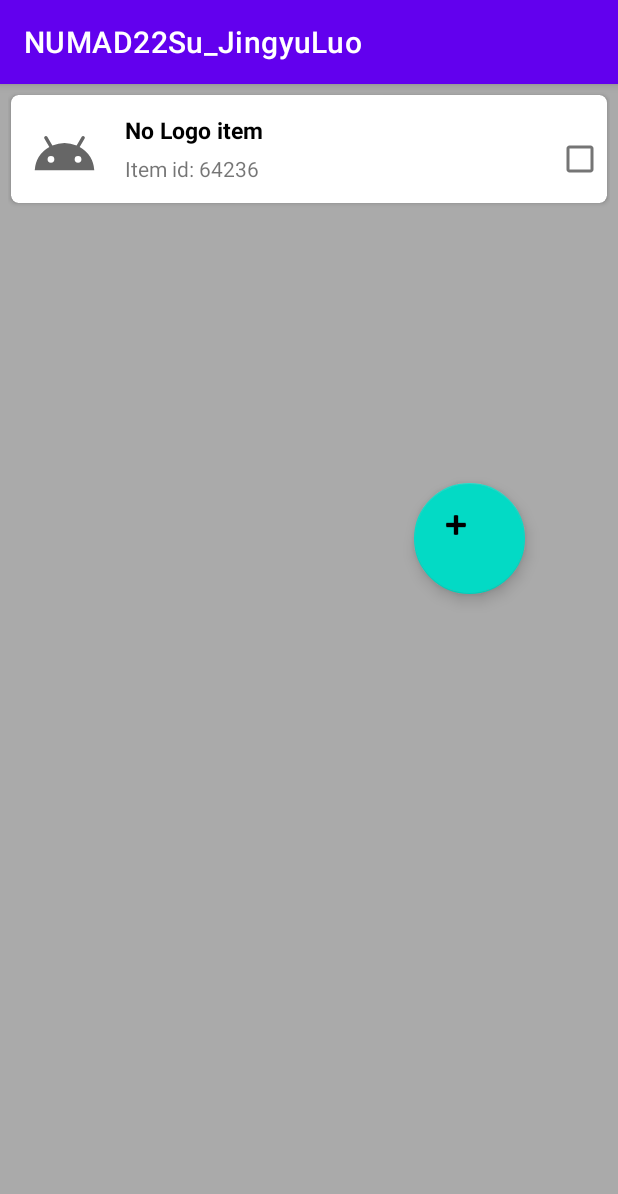
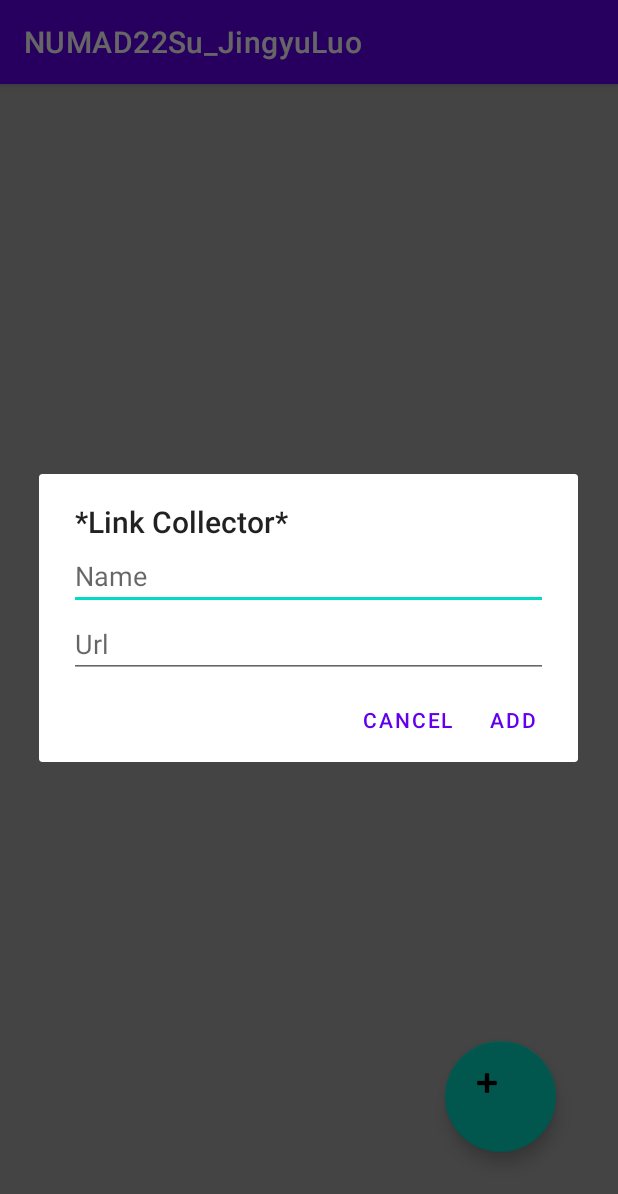
Before and after one commit to fankx/NUMAD22Su_JingyuLuo, an Android app: the LinkCollector screen opened directly, with no data from a screen before it, after a tap on an icon or button, on a phone screen of 412 x 824 dp. Shown: the top 1194 px of the screen. Run offline under Robolectric (Android 15) with nearby library versions, the phone set to English and light mode, and no system bars.

Commit message:
Added Url validator,dialog_layout screen.

```diff
--- a/app/src/main/java/edu/neu/madcourse/numad22su_jingyuluo/ItemCard.java
+++ b/app/src/main/java/edu/neu/madcourse/numad22su_jingyuluo/ItemCard.java
@@ -1,43 +1,27 @@
 package edu.neu.madcourse.numad22su_jingyuluo;
 
-public class ItemCard implements ItemClickListener{
+public class ItemCard implements ItemClickListener {
 
-    private final int imageSource;
-    private final String itemName;
-    private final String itemDesc;
-    private boolean isChecked;
+    private final String linkName;
+    private final String linkUrl;
 
-    public ItemCard(int imageSource, String itemName, String itemDesc,boolean isChecked) {
-        this.imageSource = imageSource;
-        this.itemName = itemName;
-        this.itemDesc = itemDesc;
-        this.isChecked = isChecked;
+    public ItemCard(String linkName, String linkUrl) {
+        this.linkName = linkName;
+        this.linkUrl = linkUrl;
     }
 
-    public int getImageSource() {
-        return imageSource;
+    public String getLinkUrl() {
+        return linkUrl;
     }
 
-    public String getItemDesc() {
-        return itemDesc;
-    }
-
-    public String getItemName() {
-        return itemName + (isChecked ? "(checked)" : "");
-    }
-
-    public boolean getStatus() {
-        return isChecked;
+    public String getLinkName() {
+        return linkName;
     }
 
 
     @Override
     public void onItemClick(int position) {
-        isChecked = !isChecked;
+
     }
 
-    @Override
-    public void onCheckBoxClick(int position) {
-        isChecked = !isChecked;
-    }
 }
--- a/app/src/main/java/edu/neu/madcourse/numad22su_jingyuluo/ItemClickListener.java
+++ b/app/src/main/java/edu/neu/madcourse/numad22su_jingyuluo/ItemClickListener.java
@@ -4,6 +4,4 @@ public interface ItemClickListener {
 
     void onItemClick(int position);
 
-    void onCheckBoxClick(int position);
-
 }
--- a/app/src/main/java/edu/neu/madcourse/numad22su_jingyuluo/LinkCollector.java
+++ b/app/src/main/java/edu/neu/madcourse/numad22su_jingyuluo/LinkCollector.java
@@ -6,17 +6,24 @@ import androidx.recyclerview.widget.ItemTouchHelper;
 import androidx.recyclerview.widget.LinearLayoutManager;
 import androidx.recyclerview.widget.RecyclerView;
 
+import android.app.AlertDialog;
+import android.content.DialogInterface;
+import android.content.Intent;
+import android.net.Uri;
 import android.os.Bundle;
+import android.view.LayoutInflater;
 import android.view.View;
+import android.widget.EditText;
 import android.widget.Toast;
 
 import com.google.android.material.floatingactionbutton.FloatingActionButton;
+import com.google.android.material.snackbar.Snackbar;
+
 import java.util.ArrayList;
-import java.util.Random;
+import java.util.regex.Pattern;
 
 public class LinkCollector extends AppCompatActivity {
-
-    //Creating the essential parts of a Recycler view: RecyclerView, Adapter, LayoutManager
+    //Creating the essential parts for a Recycler view: RecyclerView, Adapter, LayoutManager
     private ArrayList<ItemCard> itemList = new ArrayList<>();
 
     private RecyclerView recyclerView;
@@ -26,6 +33,53 @@ public class LinkCollector extends AppCompatActivity {
 
     private static final String KEY_OF_INSTANCE = "KEY_OF_INSTANCE";
     private static final String NUMBER_OF_ITEMS = "NUMBER_OF_ITEMS";
+
+
+    protected void dialog(){
+        final EditText linkName=new EditText(this);
+        final EditText linkUrl=new EditText(this);
+        Pattern pattern;
+
+        LayoutInflater factory = LayoutInflater.from(LinkCollector.this);
+
+        final View DialogView = factory.inflate(R.layout.dialog_layout, null);
+
+        AlertDialog dlg = new AlertDialog.Builder(LinkCollector.this)
+                .setTitle("*Link Collector*")
+                .setView(DialogView)
+                .setNegativeButton("Cancel",
+                        new DialogInterface.OnClickListener()
+                        {
+                            public void onClick(DialogInterface dialog, int whichButton) {
+                                dialog.dismiss();
+                            }
+                        })
+                .setPositiveButton("Add",
+                        new DialogInterface.OnClickListener()
+                        {
+                            public void onClick(DialogInterface dialog, int whichButton) {
+                                EditText linkName = (EditText) DialogView.findViewById(R.id.name);
+                                String strLinkName = linkName.getText().toString();
+                                EditText linkUrl = (EditText) DialogView.findViewById(R.id.url);
+                                String strLinkUrl = linkUrl.getText().toString();
+                                if (android.util.Patterns.WEB_URL.matcher(strLinkUrl).matches()) {
+                                    ItemCard item = new ItemCard(strLinkName, strLinkUrl);
+                                    itemList.add(item);
+                                    Snackbar snackbar = Snackbar.make(recyclerView,"Add an item",Snackbar.LENGTH_SHORT);
+                                    snackbar.show();
+                                }
+                                else{
+                                    Snackbar snackbar = Snackbar.make(recyclerView, "Invalid Url", Snackbar.LENGTH_SHORT);
+                                    snackbar.show();
+                                }
+
+
+                            }
+                        })
+                .create();
+        dlg.show();
+    }
+
 
     @Override
     protected void onCreate(Bundle savedInstanceState) {
@@ -38,11 +92,11 @@ public class LinkCollector extends AppCompatActivity {
         addButton.setOnClickListener(new View.OnClickListener() {
             @Override
             public void onClick(View v) {
-                int pos = 0;
-                addItem(pos);
+                dialog();
             }
         });
 
+        //Specify what action a specific gesture performs, in this case swiping right or left deletes the entry
         ItemTouchHelper itemTouchHelper = new ItemTouchHelper(new ItemTouchHelper.SimpleCallback(0, ItemTouchHelper.LEFT | ItemTouchHelper.RIGHT) {
             @Override
             public boolean onMove(RecyclerView recyclerView, RecyclerView.ViewHolder viewHolder, @NonNull RecyclerView.ViewHolder target) {
@@ -62,6 +116,8 @@ public class LinkCollector extends AppCompatActivity {
         itemTouchHelper.attachToRecyclerView(recyclerView);
     }
 
+
+    // Handling Orientation Changes on Android
     @Override
     protected void onSaveInstanceState(@NonNull Bundle outState) {
 
@@ -69,21 +125,20 @@ public class LinkCollector extends AppCompatActivity {
         int size = itemList == null ? 0 : itemList.size();
         outState.putInt(NUMBER_OF_ITEMS, size);
 
+        // Need to generate unique key for each item
+        // This is only a possible way to do, please find your own way to generate the key
         for (int i = 0; i < size; i++) {
             // put image information id into instance
-            outState.putInt(KEY_OF_INSTANCE + i + "0", itemList.get(i).getImageSource());
+            outState.putString(KEY_OF_INSTANCE + i + "0", itemList.get(i).getLinkName());
             // put itemName information into instance
-            outState.putString(KEY_OF_INSTANCE + i + "1", itemList.get(i).getItemName());
-            // put itemDesc information into instance
-            outState.putString(KEY_OF_INSTANCE + i + "2", itemList.get(i).getItemDesc());
-            // put isChecked information into instance
-            outState.putBoolean(KEY_OF_INSTANCE + i + "3", itemList.get(i).getStatus());
+            outState.putString(KEY_OF_INSTANCE + i + "1", itemList.get(i).getLinkUrl());
         }
         super.onSaveInstanceState(outState);
 
     }
 
     private void init(Bundle savedInstanceState) {
+
         initialItemData(savedInstanceState);
         createRecyclerView();
     }
@@ -98,17 +153,11 @@ public class LinkCollector extends AppCompatActivity {
 
                 // Retrieve keys we stored in the instance
                 for (int i = 0; i < size; i++) {
-                    int imgId = savedInstanceState.getInt(KEY_OF_INSTANCE + i + "0");
-                    String itemName = savedInstanceState.getString(KEY_OF_INSTANCE + i + "1");
-                    String itemDesc = savedInstanceState.getString(KEY_OF_INSTANCE + i + "2");
-                    boolean isChecked = savedInstanceState.getBoolean(KEY_OF_INSTANCE + i + "3");
 
-                    // We need to make sure names such as "XXX(checked)" will not duplicate
-                    // Use a tricky way to solve this problem, not the best though
-                    if (isChecked) {
-                        itemName = itemName.substring(0, itemName.lastIndexOf("("));
-                    }
-                    ItemCard itemCard = new ItemCard(imgId, itemName, itemDesc, isChecked);
+                    String linkName = savedInstanceState.getString(KEY_OF_INSTANCE + i + "0");
+                    String linkUrl  = savedInstanceState.getString(KEY_OF_INSTANCE + i + "1");
+
+                    ItemCard itemCard = new ItemCard(linkName, linkUrl);
 
                     itemList.add(itemCard);
                 }
@@ -129,32 +178,21 @@ public class LinkCollector extends AppCompatActivity {
         ItemClickListener itemClickListener = new ItemClickListener() {
             @Override
             public void onItemClick(int position) {
-                //attributions bond to the item has been changed
-                itemList.get(position).onItemClick(position);
+                String url=itemList.get(position).getLinkUrl();
+                if (!url.startsWith("http://")&&!url.startsWith("https://"))
+                    url="http://" +url;
+                Uri uri=Uri.parse(url);
+                Intent intent = new Intent(Intent.ACTION_VIEW, uri);
+                startActivity(intent);
 
-                rviewAdapter.notifyItemChanged(position);
             }
 
-            @Override
-            public void onCheckBoxClick(int position) {
-                //attributions bond to the item has been changed
-                itemList.get(position).onCheckBoxClick(position);
-
-                rviewAdapter.notifyItemChanged(position);
-            }
         };
         rviewAdapter.setOnItemClickListener(itemClickListener);
-
         recyclerView.setAdapter(rviewAdapter);
         recyclerView.setLayoutManager(rLayoutManger);
 
-
     }
 
-    private void addItem(int position) {
-        itemList.add(position, new ItemCard(R.drawable.empty, "No Logo item", "Item id: " + Math.abs(new Random().nextInt(100000)), false));
-        Toast.makeText(LinkCollector.this, "Add an item", Toast.LENGTH_SHORT).show();
 
-        rviewAdapter.notifyItemInserted(position);
-    }
 }
--- a/app/src/main/java/edu/neu/madcourse/numad22su_jingyuluo/RviewAdapter.java
+++ b/app/src/main/java/edu/neu/madcourse/numad22su_jingyuluo/RviewAdapter.java
@@ -1,9 +1,11 @@
 package edu.neu.madcourse.numad22su_jingyuluo;
 
+import android.util.Log;
 import android.view.LayoutInflater;
 import android.view.View;
 import android.view.ViewGroup;
 
+import androidx.annotation.NonNull;
 import androidx.recyclerview.widget.RecyclerView;
 
 import java.util.ArrayList;
@@ -13,7 +15,6 @@ public class RviewAdapter extends RecyclerView.Adapter<RviewHolder> {
     private final ArrayList<ItemCard> itemList;
     private ItemClickListener listener;
 
-    //Constructor
     public RviewAdapter(ArrayList<ItemCard> itemList) {
         this.itemList = itemList;
     }
@@ -32,10 +33,8 @@ public class RviewAdapter extends RecyclerView.Adapter<RviewHolder> {
     public void onBindViewHolder(RviewHolder holder, int position) {
         ItemCard currentItem = itemList.get(position);
 
-        holder.itemIcon.setImageResource(currentItem.getImageSource());
-        holder.itemName.setText(currentItem.getItemName());
-        holder.itemDesc.setText(currentItem.getItemDesc());
-        holder.checkBox.setChecked(currentItem.getStatus());
+        holder.itemName.setText(currentItem.getLinkName());
+        holder.itemDesc.setText(currentItem.getLinkUrl());
     }
 
     @Override
--- a/app/src/main/java/edu/neu/madcourse/numad22su_jingyuluo/RviewHolder.java
+++ b/app/src/main/java/edu/neu/madcourse/numad22su_jingyuluo/RviewHolder.java
@@ -1,25 +1,17 @@
 package edu.neu.madcourse.numad22su_jingyuluo;
 
 import android.view.View;
-import android.widget.CheckBox;
-import android.widget.ImageView;
 import android.widget.TextView;
-
-import androidx.annotation.NonNull;
 import androidx.recyclerview.widget.RecyclerView;
 
 public class RviewHolder extends RecyclerView.ViewHolder {
-    public ImageView itemIcon;
     public TextView itemName;
     public TextView itemDesc;
-    public CheckBox checkBox;
 
     public RviewHolder(View itemView, final ItemClickListener listener) {
         super(itemView);
-        itemIcon = itemView.findViewById(R.id.item_icon);
-        itemName = itemView.findViewById(R.id.item_name);
-        itemDesc = itemView.findViewById(R.id.item_desc);
-        checkBox = itemView.findViewById(R.id.checkbox);
+        itemName = itemView.findViewById(R.id.link_name);
+        itemDesc = itemView.findViewById(R.id.link_url);
 
         itemView.setOnClickListener(new View.OnClickListener() {
             @Override
@@ -33,17 +25,5 @@ public class RviewHolder extends RecyclerView.ViewHolder {
                 }
             }
         });
-
-        checkBox.setOnClickListener(new View.OnClickListener() {
-            @Override
-            public void onClick(View v) {
-                if (listener != null) {
-                    int position = getLayoutPosition();
-                    if (position != RecyclerView.NO_POSITION) {
-                        listener.onCheckBoxClick(position);
-                    }
-                }
-            }
-        });
     }
 }
--- a/app/src/main/res/layout/activity_link_collector.xml
+++ b/app/src/main/res/layout/activity_link_collector.xml
@@ -28,9 +28,9 @@
         android:focusable="true"
         app:layout_constraintBottom_toBottomOf="@+id/recycler_view"
         app:layout_constraintEnd_toEndOf="parent"
-        app:layout_constraintHorizontal_bias="0.816"
+        app:layout_constraintHorizontal_bias="0.878"
         app:layout_constraintStart_toStartOf="@+id/recycler_view"
         app:layout_constraintTop_toTopOf="parent"
-        app:layout_constraintVertical_bias="0.383"
+        app:layout_constraintVertical_bias="0.919"
         app:srcCompat="@android:drawable/ic_input_add" />
 </androidx.constraintlayout.widget.ConstraintLayout>
--- /dev/null
+++ b/app/src/main/res/layout/dialog_layout.xml
@@ -0,0 +1,29 @@
+<?xml version="1.0" encoding="utf-8"?>
+<LinearLayout xmlns:android="http://schemas.android.com/apk/res/android"
+    android:layout_width="fill_parent"
+    android:layout_height="wrap_content"
+    android:orientation="vertical">
+
+
+    <EditText
+        android:id="@+id/name"
+        android:layout_height="wrap_content"
+        android:layout_width="fill_parent"
+        android:layout_marginLeft="20dip"
+        android:layout_marginRight="20dip"
+        android:scrollHorizontally="true"
+        android:gravity="fill_horizontal"
+        android:hint="Name"
+        android:textAppearance="?android:attr/textAppearanceMedium"/>
+
+    <EditText
+        android:id="@+id/url"
+        android:layout_height="wrap_content"
+        android:layout_width="fill_parent"
+        android:layout_marginLeft="20dip"
+        android:layout_marginRight="20dip"
+        android:scrollHorizontally="true"
+        android:gravity="fill_horizontal"
+        android:hint="Url"
+        android:textAppearance="?android:attr/textAppearanceMedium" />
+</LinearLayout>
--- a/app/src/main/res/layout/item_card.xml
+++ b/app/src/main/res/layout/item_card.xml
@@ -11,26 +11,14 @@
         android:layout_height="match_parent"
         android:layout_margin="5dp">
 
-        <ImageView
-            android:id="@+id/item_icon"
-            android:layout_width="50dp"
-            android:layout_height="50dp"
-            android:layout_marginStart="5dp"
-            android:layout_marginTop="5dp"
-            android:layout_marginEnd="5dp"
-            android:layout_marginBottom="5dp"
-            android:adjustViewBounds="false"
-            android:contentDescription="@string/description"
-            android:padding="3dp" />
 
         <TextView
-            android:id="@+id/item_name"
+            android:id="@+id/link_name"
             android:layout_width="wrap_content"
             android:layout_height="wrap_content"
             android:layout_marginStart="10dp"
             android:layout_marginTop="7dp"
-            android:layout_toEndOf="@+id/item_icon"
-            android:text="@string/item_name"
+            android:text="@string/link_name"
             android:textColor="@android:color/black"
             android:textSize="15sp"
             android:textStyle="bold" />
@@ -38,20 +26,12 @@
         <TextView
             android:layout_width="wrap_content"
             android:layout_height="wrap_content"
-            android:layout_below="@+id/item_name"
-            android:layout_toEndOf="@+id/item_icon"
+            android:layout_below="@+id/link_name"
             android:layout_marginStart="10dp"
             android:layout_marginTop="5dp"
-            android:id="@+id/item_desc"
-            android:text="@string/item_description" />
+            android:id="@+id/link_url"
+            android:text="@string/link_url" />
 
-        <CheckBox
-            android:id="@+id/checkbox"
-            android:layout_width="wrap_content"
-            android:layout_height="wrap_content"
-            android:layout_marginStart="201dp"
-            android:layout_marginTop="13dp"
-            android:layout_toEndOf="@+id/item_desc" />
 
     </RelativeLayout>
 
--- a/app/src/main/res/values/strings.xml
+++ b/app/src/main/res/values/strings.xml
@@ -1,10 +1,12 @@
 <resources>
     <string name="app_name">NUMAD22Su_JingyuLuo</string>
     <string name="about_me">About Me</string>
-    <string name="clicky">Clicky!</string>
+    <string name="clicky">Clicky</string>
     <string name="link_collector">Link Collector</string>
     <string name="jingyu_luo_luo_jingy_northeastern_edu">Jingyu Luo; luo.jingy@northeastern.edu</string>
     <string name="item_name">Item name</string>
     <string name="item_description">Description</string>
     <string name="description">This image acts as an icon.</string>
+    <string name="link_url" />
+    <string name="link_name" />
 </resources>
```
